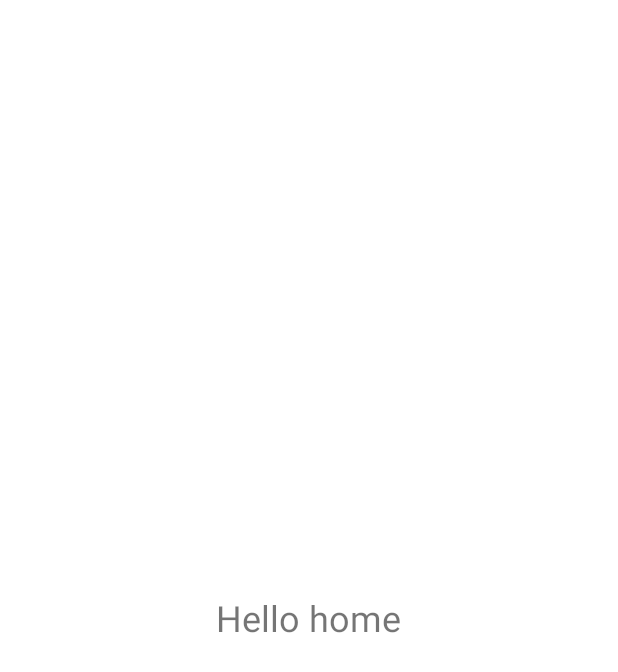
After one commit to MichaelStan27/CafeLegend, an Android app: the layout activity_home.xml on its own in the app's theme, with its tools: preview values and no code run, on a phone screen of 412 x 824 dp. The commit adds this screen. Shown: the top 672 px of the screen. Run offline under Robolectric (Android 15) with nearby library versions, the phone set to English and light mode, and no system bars.

Commit message:
Implement basic home activity

```diff
--- a/app/src/main/java/com/example/cafelegend/MainActivity.java
+++ b/app/src/main/java/com/example/cafelegend/HomeActivity.java
@@ -4,11 +4,11 @@ import androidx.appcompat.app.AppCompatActivity;
 
 import android.os.Bundle;
 
-public class MainActivity extends AppCompatActivity {
+public class HomeActivity extends AppCompatActivity {
 
     @Override
     protected void onCreate(Bundle savedInstanceState) {
         super.onCreate(savedInstanceState);
-        setContentView(R.layout.activity_main);
+        setContentView(R.layout.activity_home);
     }
 }
--- a/app/src/main/java/com/example/cafelegend/LoginActivity.java
+++ b/app/src/main/java/com/example/cafelegend/LoginActivity.java
@@ -59,7 +59,8 @@ public class LoginActivity extends AppCompatActivity {
                 errorTV.setVisibility(View.VISIBLE);
                 Utility.setTimeout(() -> errorTV.setVisibility(View.INVISIBLE), 2000);
             } else {
-                Toast.makeText(this, "Success", Toast.LENGTH_SHORT).show();
+                Intent intent = new Intent(this, HomeActivity.class);
+                startActivity(intent);
             }
 
         });
--- /dev/null
+++ b/app/src/main/res/layout/activity_home.xml
@@ -0,0 +1,18 @@
+<?xml version="1.0" encoding="utf-8"?>
+<LinearLayout xmlns:android="http://schemas.android.com/apk/res/android"
+    xmlns:app="http://schemas.android.com/apk/res-auto"
+    xmlns:tools="http://schemas.android.com/tools"
+    android:layout_width="match_parent"
+    android:layout_height="match_parent"
+    android:orientation="vertical"
+    android:gravity="center"
+    tools:context=".HomeActivity">
+
+    <TextView
+        android:layout_width="wrap_content"
+        android:layout_height="wrap_content"
+        android:textSize="24sp"
+        android:text="Hello home"
+        />
+
+</LinearLayout>
```
Also changed, not shown: app/src/main/res/layout/activity_main.xml (deleted, +0 -19 lines).
